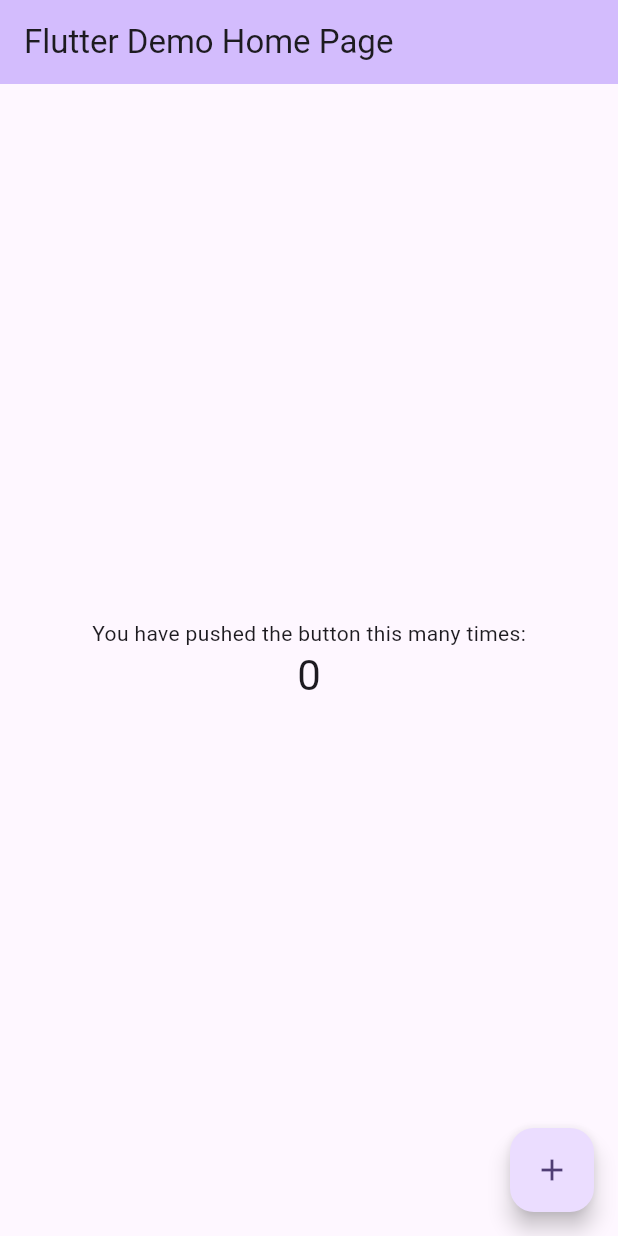
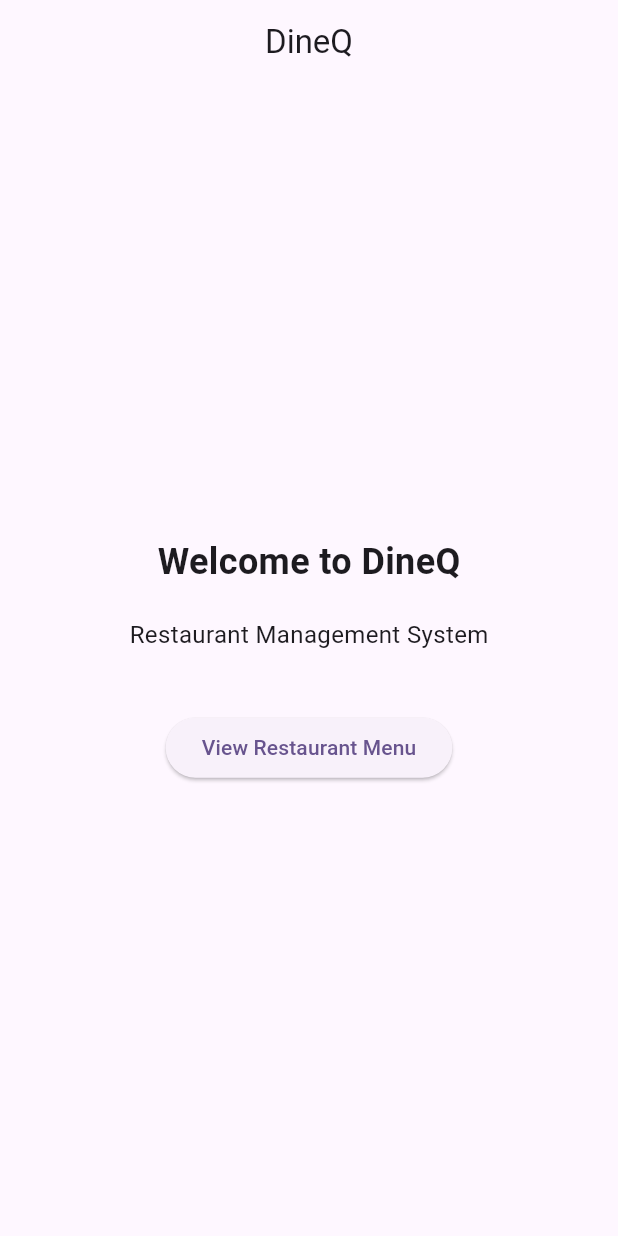
Before and after one commit to RealEskalate/G6-MenuMate, a Flutter app: the screen it shows after launch, on a phone screen of 412 x 824 dp. Run offline on Flutter 3.47's test engine with Material 3 defaults, Android fonts, the phone set to English and light mode, and no system bars; our stand-ins replace dartz, dio, equatable, flutter_bloc, get_it, internet_connection_checker.

Commit message:
feat: Draft BLoC state management and demo presentation

```diff
--- /dev/null
+++ b/dinq-mobile/dinq/lib/features/restaurant_management/presentation/bloc/restaurant_bloc.dart
@@ -0,0 +1,86 @@
+import 'package:flutter_bloc/flutter_bloc.dart';
+
+import '../../domain/usecases/get_categories.dart';
+import '../../domain/usecases/get_menu.dart';
+import '../../domain/usecases/get_restaurants.dart';
+import '../../domain/usecases/get_reviews.dart';
+import '../../domain/usecases/get_user_images.dart';
+import 'restaurant_event.dart';
+import 'restaurant_state.dart';
+
+class RestaurantBloc extends Bloc<RestaurantEvent, RestaurantState> {
+  final GetRestaurants getRestaurants;
+  final GetMenu getMenu;
+  final GetCategories getCategories;
+  final GetReviews getReviews;
+  final GetUserimages getUserImages;
+
+  RestaurantBloc({
+    required this.getRestaurants,
+    required this.getMenu,
+    required this.getCategories,
+    required this.getReviews,
+    required this.getUserImages,
+  }) : super(const RestaurantInitial()) {
+    on<LoadRestaurants>(_onLoadRestaurants);
+    on<LoadMenu>(_onLoadMenu);
+    on<LoadCategories>(_onLoadCategories);
+    on<LoadReviews>(_onLoadReviews);
+  }
+
+  Future<void> _onLoadRestaurants(
+    LoadRestaurants event,
+    Emitter<RestaurantState> emit,
+  ) async {
+    emit(const RestaurantLoading());
+    final result = await getRestaurants();
+    result.fold(
+      (failure) => emit(RestaurantError(failure.message)),
+      (restaurants) => emit(RestaurantsLoaded(restaurants)),
+    );
+  }
+
+  Future<void> _onLoadMenu(
+    LoadMenu event,
+    Emitter<RestaurantState> emit,
+  ) async {
+    emit(const RestaurantLoading());
+    final result = await getMenu(event.restaurantId);
+    result.fold(
+      (failure) => emit(RestaurantError(failure.message)),
+      (menu) => emit(MenuLoaded(menu)),
+    );
+  }
+
+  Future<void> _onLoadCategories(
+    LoadCategories event,
+    Emitter<RestaurantState> emit,
+  ) async {
+    final currentState = state;
+    if (currentState is MenuLoaded) {
+      emit(const RestaurantLoading());
+      final result = await getCategories(event.tabId);
+      result.fold((failure) => emit(RestaurantError(failure.message)), (
+        categories,
+      ) {
+        final updatedCategories = Map<String, List<dynamic>>.from(
+          currentState.categories,
+        );
+        updatedCategories[event.tabId] = categories;
+        emit(currentState.copyWith(categories: updatedCategories));
+      });
+    }
+  }
+
+  Future<void> _onLoadReviews(
+    LoadReviews event,
+    Emitter<RestaurantState> emit,
+  ) async {
+    emit(const RestaurantLoading());
+    final result = await getReviews(event.itemId);
+    result.fold(
+      (failure) => emit(RestaurantError(failure.message)),
+      (reviews) => emit(ReviewsLoaded(reviews)),
+    );
+  }
+}
--- /dev/null
+++ b/dinq-mobile/dinq/lib/features/restaurant_management/presentation/bloc/restaurant_event.dart
@@ -0,0 +1,40 @@
+import 'package:equatable/equatable.dart';
+
+abstract class RestaurantEvent extends Equatable {
+  const RestaurantEvent();
+
+  @override
+  List<Object?> get props => [];
+}
+
+class LoadRestaurants extends RestaurantEvent {
+  const LoadRestaurants();
+}
+
+class LoadMenu extends RestaurantEvent {
+  final String restaurantId;
+
+  const LoadMenu(this.restaurantId);
+
+  @override
+  List<Object?> get props => [restaurantId];
+}
+
+class LoadCategories extends RestaurantEvent {
+  final String tabId;
+
+  const LoadCategories(this.tabId);
+
+  @override
+  List<Object?> get props => [tabId];
+}
+
+
+class LoadReviews extends RestaurantEvent {
+  final String itemId;
+
+  const LoadReviews(this.itemId);
+
+  @override
+  List<Object?> get props => [itemId];
+}
--- /dev/null
+++ b/dinq-mobile/dinq/lib/features/restaurant_management/presentation/bloc/restaurant_state.dart
@@ -0,0 +1,84 @@
+import 'package:equatable/equatable.dart';
+
+import '../../domain/entities/category.dart';
+import '../../domain/entities/item.dart';
+import '../../domain/entities/menu.dart';
+import '../../domain/entities/restaurant.dart';
+import '../../domain/entities/review.dart';
+
+abstract class RestaurantState extends Equatable {
+  const RestaurantState();
+
+  @override
+  List<Object?> get props => [];
+}
+
+class RestaurantInitial extends RestaurantState {
+  const RestaurantInitial();
+}
+
+class RestaurantLoading extends RestaurantState {
+  const RestaurantLoading();
+}
+
+class RestaurantsLoaded extends RestaurantState {
+  final List<Restaurant> restaurants;
+
+  const RestaurantsLoaded(this.restaurants);
+
+  @override
+  List<Object?> get props => [restaurants];
+}
+
+class MenuLoaded extends RestaurantState {
+  final Menu menu;
+  final Map<String, List<dynamic>> categories;
+
+  const MenuLoaded(this.menu, {this.categories = const {}});
+
+  MenuLoaded copyWith({Menu? menu, Map<String, List<dynamic>>? categories}) {
+    return MenuLoaded(
+      menu ?? this.menu,
+      categories: categories ?? this.categories,
+    );
+  }
+
+  @override
+  List<Object?> get props => [menu, categories];
+}
+
+class CategoriesLoaded extends RestaurantState {
+  final List<Category> categories;
+
+  const CategoriesLoaded(this.categories);
+
+  @override
+  List<Object?> get props => [categories];
+}
+
+class ItemDetailsLoaded extends RestaurantState {
+  final Item itemDetails;
+
+  const ItemDetailsLoaded(this.itemDetails);
+
+  @override
+  List<Object?> get props => [itemDetails];
+}
+
+class ReviewsLoaded extends RestaurantState {
+  final List<Review> reviews;
+
+  const ReviewsLoaded(this.reviews);
+
+  @override
+  List<Object?> get props => [reviews];
+}
+
+class RestaurantError extends RestaurantState {
+  final String message;
+
+  const RestaurantError(this.message);
+
+  @override
+  List<Object?> get props => [message];
+}
--- a/dinq-mobile/dinq/lib/main.dart
+++ b/dinq-mobile/dinq/lib/main.dart
@@ -1,122 +1,79 @@
 import 'package:flutter/material.dart';
+import 'package:flutter_bloc/flutter_bloc.dart';
 
-void main() {
+import 'core/injection.dart' as di;
+import 'features/restaurant_management/presentation/bloc/restaurant_bloc.dart';
+import 'features/restaurant_management/presentation/pages/restaurant_menu_page.dart';
+
+void main() async {
+  WidgetsFlutterBinding.ensureInitialized();
+  await di.init();
   runApp(const MyApp());
 }
 
 class MyApp extends StatelessWidget {
   const MyApp({super.key});
 
-  // This widget is the root of your application.
   @override
   Widget build(BuildContext context) {
-    return MaterialApp(
-      title: 'Flutter Demo',
-      theme: ThemeData(
-        // This is the theme of your application.
-        //
-        // TRY THIS: Try running your application with "flutter run". You'll see
-        // the application has a purple toolbar. Then, without quitting the app,
-        // try changing the seedColor in the colorScheme below to Colors.green
-        // and then invoke "hot reload" (save your changes or press the "hot
-        // reload" button in a Flutter-supported IDE, or press "r" if you used
-        // the command line to start the app).
-        //
-        // Notice that the counter didn't reset back to zero; the application
-        // state is not lost during the reload. To reset the state, use hot
-        // restart instead.
-        //
-        // This works for code too, not just values: Most code changes can be
-        // tested with just a hot reload.
-        colorScheme: ColorScheme.fromSeed(seedColor: Colors.deepPurple),
+    return MultiBlocProvider(
+      providers: [
+        BlocProvider<RestaurantBloc>(
+          create: (context) => di.sl<RestaurantBloc>(),
+        ),
+      ],
+      child: MaterialApp(
+        title: 'DineQ - Restaurant Management',
+        theme: ThemeData(
+          colorScheme: ColorScheme.fromSeed(seedColor: Colors.deepPurple),
+          useMaterial3: true,
+        ),
+        home: const HomePage(),
       ),
-      home: const MyHomePage(title: 'Flutter Demo Home Page'),
     );
   }
 }
 
-class MyHomePage extends StatefulWidget {
-  const MyHomePage({super.key, required this.title});
-
-  // This widget is the home page of your application. It is stateful, meaning
-  // that it has a State object (defined below) that contains fields that affect
-  // how it looks.
-
-  // This class is the configuration for the state. It holds the values (in this
-  // case the title) provided by the parent (in this case the App widget) and
-  // used by the build method of the State. Fields in a Widget subclass are
-  // always marked "final".
-
-  final String title;
-
-  @override
-  State<MyHomePage> createState() => _MyHomePageState();
-}
-
-class _MyHomePageState extends State<MyHomePage> {
-  int _counter = 0;
-
-  void _incrementCounter() {
-    setState(() {
-      // This call to setState tells the Flutter framework that something has
-      // changed in this State, which causes it to rerun the build method below
-      // so that the display can reflect the updated values. If we changed
-      // _counter without calling setState(), then the build method would not be
-      // called again, and so nothing would appear to happen.
-      _counter++;
-    });
-  }
+class HomePage extends StatelessWidget {
+  const HomePage({super.key});
 
   @override
   Widget build(BuildContext context) {
-    // This method is rerun every time setState is called, for instance as done
-    // by the _incrementCounter method above.
-    //
-    // The Flutter framework has been optimized to make rerunning build methods
-    // fast, so that you can just rebuild anything that needs updating rather
-    // than having to individually change instances of widgets.
     return Scaffold(
-      appBar: AppBar(
-        // TRY THIS: Try changing the color here to a specific color (to
-        // Colors.amber, perhaps?) and trigger a hot reload to see the AppBar
-        // change color while the other colors stay the same.
-        backgroundColor: Theme.of(context).colorScheme.inversePrimary,
-        // Here we take the value from the MyHomePage object that was created by
-        // the App.build method, and use it to set our appbar title.
-        title: Text(widget.title),
-      ),
+      appBar: AppBar(title: const Text('DineQ'), centerTitle: true),
       body: Center(
-        // Center is a layout widget. It takes a single child and positions it
-        // in the middle of the parent.
         child: Column(
-          // Column is also a layout widget. It takes a list of children and
-          // arranges them vertically. By default, it sizes itself to fit its
-          // children horizontally, and tries to be as tall as its parent.
-          //
-          // Column has various properties to control how it sizes itself and
-          // how it positions its children. Here we use mainAxisAlignment to
-          // center the children vertically; the main axis here is the vertical
-          // axis because Columns are vertical (the cross axis would be
-          // horizontal).
-          //
-          // TRY THIS: Invoke "debug painting" (choose the "Toggle Debug Paint"
-          // action in the IDE, or press "p" in the console), to see the
-          // wireframe for each widget.
           mainAxisAlignment: MainAxisAlignment.center,
-          children: <Widget>[
-            const Text('You have pushed the button this many times:'),
-            Text(
-              '$_counter',
-              style: Theme.of(context).textTheme.headlineMedium,
+          children: [
+            const Text(
+              'Welcome to DineQ',
+              style: TextStyle(fontSize: 24, fontWeight: FontWeight.bold),
+            ),
+            const SizedBox(height: 20),
+            const Text(
+              'Restaurant Management System',
+              style: TextStyle(fontSize: 16),
+            ),
+            const SizedBox(height: 40),
+            ElevatedButton(
+              onPressed: () {
+                // Navigate to restaurant menu page
+                // For demo purposes, using a hardcoded restaurant ID
+                Navigator.push(
+                  context,
+                  MaterialPageRoute(
+                    builder: (context) => const RestaurantMenuPage(
+                      restaurantId:
+                          'restaurant-1', // This should come from a restaurant list
+                    ),
+                  ),
+                );
+              },
+              child: const Text('View Restaurant Menu'),
             ),
           ],
         ),
       ),
-      floatingActionButton: FloatingActionButton(
-        onPressed: _incrementCounter,
-        tooltip: 'Increment',
-        child: const Icon(Icons.add),
-      ), // This trailing comma makes auto-formatting nicer for build methods.
     );
   }
 }
```
Also changed, not shown: dinq-mobile/dinq/lib/core/injection.dart (added, +57 -0 lines), dinq-mobile/dinq/lib/features/restaurant_management/presentation/pages/restaurant_menu_page.dart (added, +228 -0 lines), dinq-mobile/dinq/lib/features/restaurant_management/presentation/widgets/item.dart (added, +18 -0 lines).
